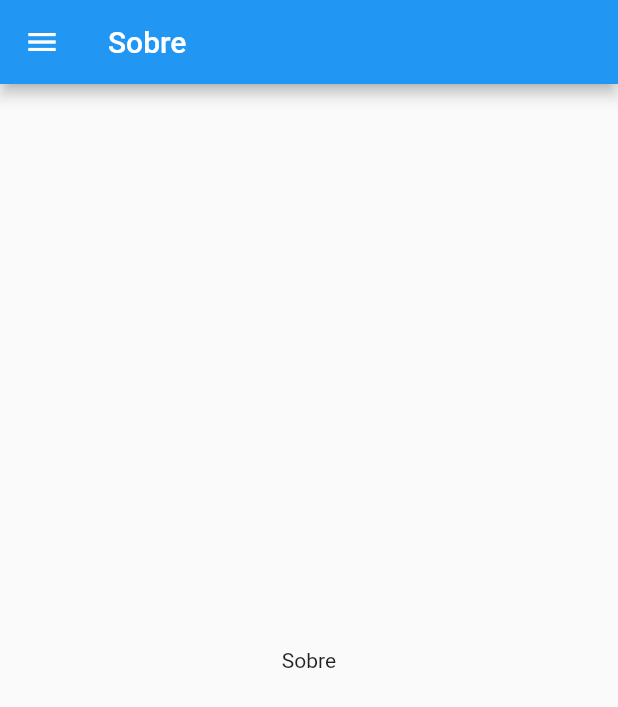
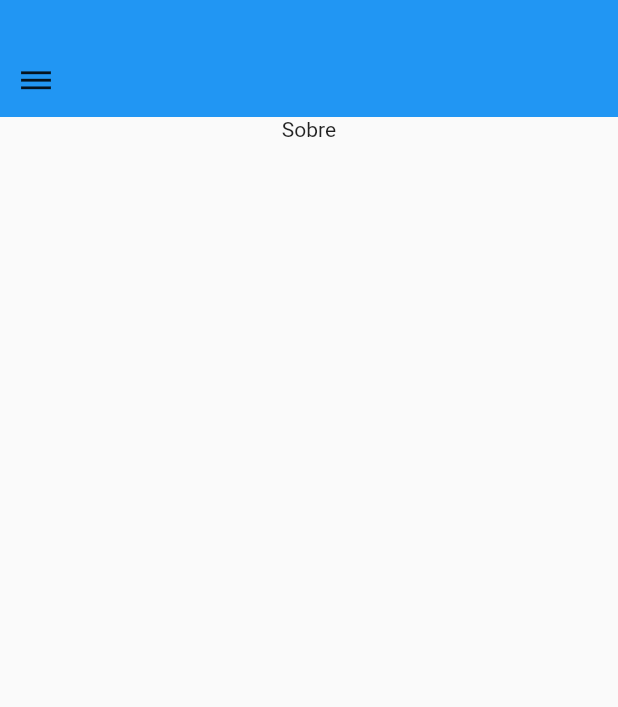
Before and after one commit to Eddie66six/clinic_app, a Flutter app: the MenuScreen screen opened directly, on a phone screen of 412 x 824 dp. Shown: the top 707 px of the screen. Run offline on Flutter 3.47's test engine with Material 2 defaults, Android fonts, the phone set to English and light mode, and no system bars.

Commit message:
Implementado custom app bar

```diff
--- a/lib/models/menuItemModel.dart
+++ b/lib/models/menuItemModel.dart
@@ -1,6 +1,7 @@
 class MenuItemModel{
-  MenuItemModel(this.title, this.icon, this.pageType);
+  MenuItemModel(this.title, this.icon, this.pageType, this.headerBackground);
   String title;
   String icon;
   Type pageType;
+  String headerBackground;
 }
--- a/lib/screens/clinicAbout/clinicAboutScreen.dart
+++ b/lib/screens/clinicAbout/clinicAboutScreen.dart
@@ -8,10 +8,8 @@ class ClinicAboutScreen extends StatefulWidget{
 class ClinicAboutScreenState extends State<ClinicAboutScreen>{
   @override
   Widget build(BuildContext context) {
-    return new Scaffold(
-      body: new Center(
+    return new Center(
         child: new Text("Sobre"),
-      ),
     );
   }
 
--- a/lib/screens/menu/menuScreen.dart
+++ b/lib/screens/menu/menuScreen.dart
@@ -27,10 +27,14 @@ class MenuScreen extends StatefulWidget {
 
   //config menus
   var menus = <MenuItemModel>[
-    new MenuItemModel('Sobre', 'assets/images/about.png', ClinicAboutScreen),
     new MenuItemModel(
-        'Especialidades', 'assets/images/specialty.png', SpecialtyScreen),
-    new MenuItemModel('Sair', 'assets/images/exit.png', null),
+        'Sobre', 'assets/images/about.png', ClinicAboutScreen, null),
+    new MenuItemModel(
+        'Especialidades',
+        'assets/images/specialty.png',
+        SpecialtyScreen,
+        'assets/images/specialtyHeaderBackground.png'),
+    new MenuItemModel('Sair', 'assets/images/exit.png', null, null),
   ];
 
   @override
@@ -38,18 +42,19 @@ class MenuScreen extends StatefulWidget {
 }
 
 class MenuScreenState extends State<MenuScreen> {
+  final GlobalKey<ScaffoldState> _scaffoldKey = new GlobalKey<ScaffoldState>();
   var menus = List<Widget>();
-  var user = new UserModel('Guilherme Eddie','https://whiplash.org/imagens-n/temp09/1434771134_08.jpg');
+  var user = new UserModel('Guilherme Eddie',
+      'https://whiplash.org/imagens-n/temp09/1434771134_08.jpg');
   @override
   Widget build(BuildContext context) {
+    var size = MediaQuery.of(context).size;
     //generate menus
     _createMenus();
     return new WillPopScope(
         onWillPop: _onWillPop,
         child: new Scaffold(
-            appBar: new AppBar(
-              title: Text(widget.title),
-            ),
+            key: _scaffoldKey,
             drawer: new Drawer(
                 child: new Center(
                     child: new Container(
@@ -58,7 +63,54 @@ class MenuScreenState extends State<MenuScreen> {
               //rows
               new Column(children: menus),
             ])))),
-            body: widget.pageSelected));
+            body: new CustomAppBar(widget, size, _scaffoldKey)));
+  }
+}
+
+//custom app bar
+class CustomAppBar extends StatelessWidget {
+  CustomAppBar(this.menuScreen, this.size, this._scaffoldKey);
+  MenuScreen menuScreen;
+  Size size;
+  final GlobalKey<ScaffoldState> _scaffoldKey;
+  @override
+  Widget build(BuildContext context) {
+    return (menuScreen.menus[menuScreen.selectedIndex].headerBackground != null
+        ? new Column(
+            children: <Widget>[
+              new Container(
+                  height: size.height / 3.5,
+                  width: size.width,
+                  decoration: new BoxDecoration(
+                      image: new DecorationImage(
+                          image: new AssetImage(menuScreen.menus[menuScreen.selectedIndex].headerBackground),
+                          fit: BoxFit.fill)),
+                  child: new Container(
+                    padding: new EdgeInsets.only(top: 30.0),
+                    alignment: Alignment.topLeft,
+                    child: new IconButton(
+                      icon: new Icon(Icons.dehaze),
+                      onPressed: () => _scaffoldKey.currentState.openDrawer(),
+                    ),
+                  )),
+              menuScreen.pageSelected
+            ],
+          )
+        : new Column(
+            children: <Widget>[
+              new Container(
+                decoration:
+                    new BoxDecoration(color: SystemColors.PRIMARY_SWATCH),
+                padding: new EdgeInsets.only(top: 30.0),
+                alignment: Alignment.topLeft,
+                child: new IconButton(
+                  icon: new Icon(Icons.dehaze),
+                  onPressed: () => _scaffoldKey.currentState.openDrawer(),
+                ),
+              ),
+              menuScreen.pageSelected
+            ],
+          ));
   }
 }
 
@@ -157,7 +209,8 @@ class HeaderMenu extends StatelessWidget {
               width: 100.0,
               margin: new EdgeInsets.only(top: 40.0),
               child: new CircleAvatar(
-                backgroundImage: new NetworkImage(menuScreenState.user.urlImage),
+                backgroundImage:
+                    new NetworkImage(menuScreenState.user.urlImage),
               ),
             ),
             new Container(
--- a/lib/screens/specialty/specialtyScreen.dart
+++ b/lib/screens/specialty/specialtyScreen.dart
@@ -8,10 +8,8 @@ class SpecialtyScreen extends StatefulWidget{
 class SpecialtyScreenState extends State<SpecialtyScreen>{
   @override
   Widget build(BuildContext context) {
-    return new Scaffold(
-      body: new Center(
+    return new Center(
         child: new Text("Especialidades"),
-      ),
     );
   }
 
--- a/pubspec.yaml
+++ b/pubspec.yaml
@@ -31,6 +31,7 @@ flutter:
     - assets/images/about.png
     - assets/images/specialty.png
     - assets/images/exit.png
+    - assets/images/specialtyHeaderBackground.png
 
   # An image asset can refer to one or more resolution-specific "variants", see
   # https://flutter.io/assets-and-images/#resolution-aware.
```
Also changed, not shown: assets/images/specialtyHeaderBackground.png (added).
